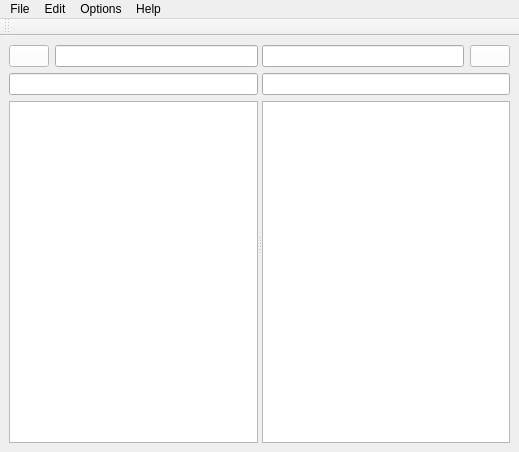
First picture: the form in mainwindow.ui, repository YmiR1710/qexplorer, before the edit.
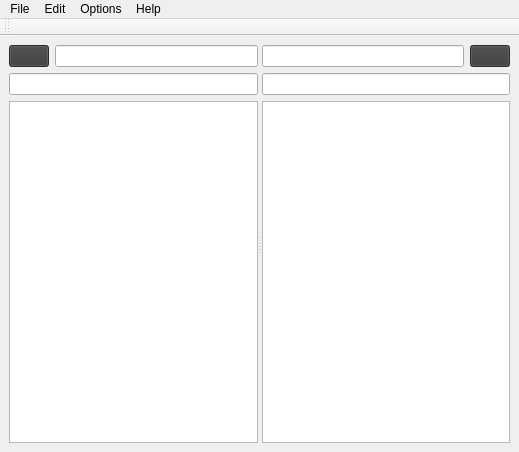
Second picture: the form after the edit. Icons and pictures are not drawn.

Patch:
```diff
--- a/mainwindow.ui
+++ b/mainwindow.ui
@@ -20,7 +20,7 @@
       <property name="orientation">
        <enum>Qt::Horizontal</enum>
       </property>
-      <widget class="QWidget" name="">
+      <widget class="QWidget" name="layoutWidget">
        <layout class="QVBoxLayout" name="verticalLayout">
         <item>
          <layout class="QHBoxLayout" name="horizontalLayout_2">
@@ -30,7 +30,7 @@
              <cursorShape>PointingHandCursor</cursorShape>
             </property>
             <property name="styleSheet">
-             <string notr="true">background-color: white;</string>
+             <string notr="true">background-color: rgb(58, 58, 60);</string>
             </property>
             <property name="text">
              <string/>
@@ -61,7 +61,7 @@
         </item>
        </layout>
       </widget>
-      <widget class="QWidget" name="">
+      <widget class="QWidget" name="layoutWidget">
        <layout class="QVBoxLayout" name="verticalLayout_2">
         <item>
          <layout class="QHBoxLayout" name="horizontalLayout">
@@ -80,7 +80,7 @@
              <cursorShape>PointingHandCursor</cursorShape>
             </property>
             <property name="styleSheet">
-             <string notr="true">background-color: white;</string>
+             <string notr="true">background-color: rgb(58, 58, 60);</string>
             </property>
             <property name="text">
              <string/>
```
